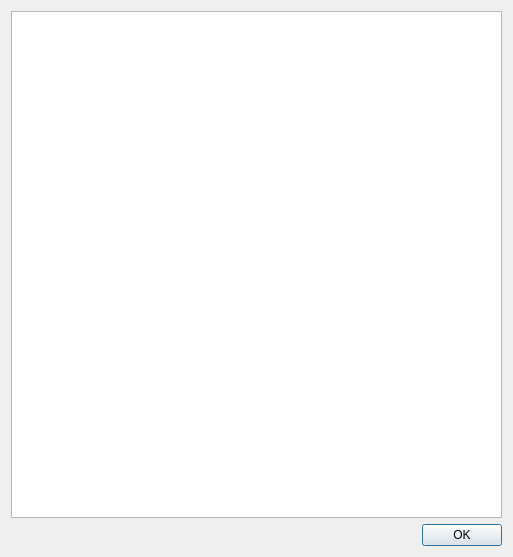
Qt form src/help.ui (suncore/dflynav) before a commit.
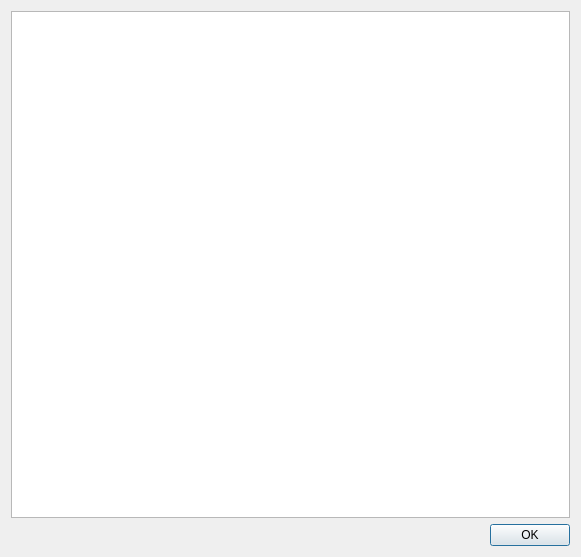
The same form after that commit.

Diff of the .ui file:
```diff
--- a/src/help.ui
+++ b/src/help.ui
@@ -9,7 +9,7 @@
    <rect>
     <x>0</x>
     <y>0</y>
-    <width>513</width>
+    <width>581</width>
     <height>557</height>
    </rect>
   </property>
```
